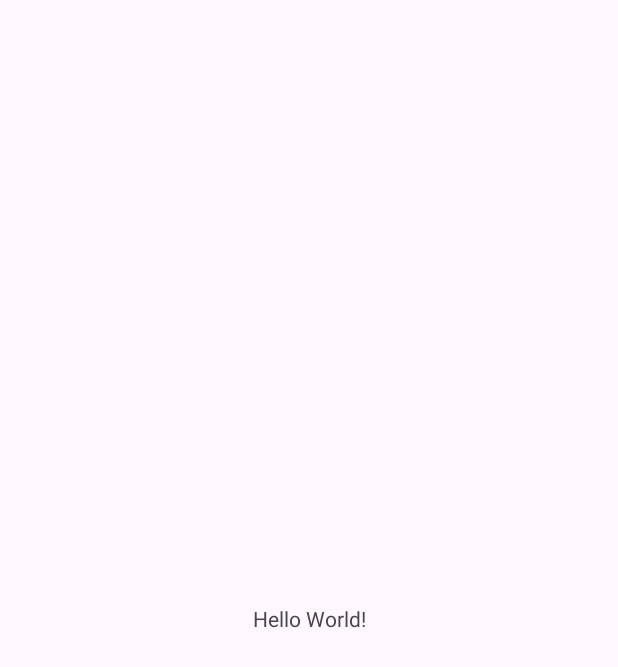
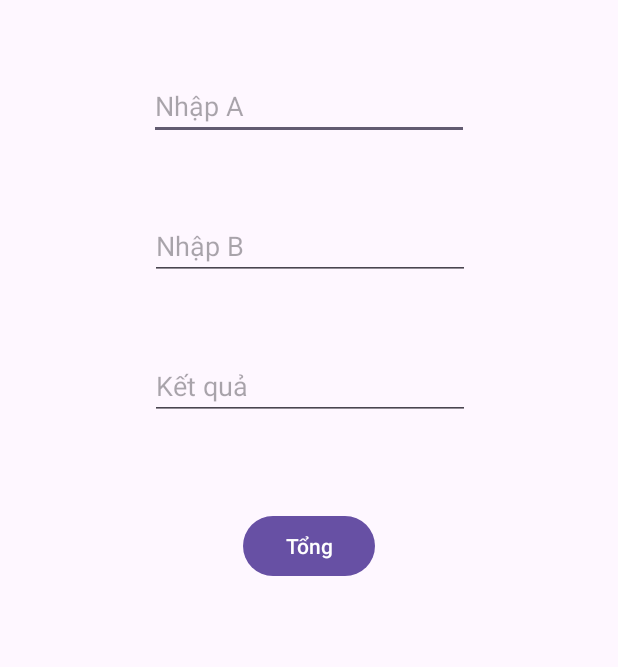
Before and after one commit to kiennt286/CSE441_PRACTICE, an Android app: the screen it shows after launch (MainActivity), on a phone screen of 412 x 824 dp. Before the commit the part shown is almost empty. Shown: the top 667 px of the screen. Run offline under Robolectric (Android 15) with nearby library versions, the phone set to English and light mode, and no system bars.

Commit message:
sua layout

```diff
--- a/Ex01/app/src/main/res/layout/activity_main.xml
+++ b/Ex01/app/src/main/res/layout/activity_main.xml
@@ -7,13 +7,54 @@
     android:layout_height="match_parent"
     tools:context=".MainActivity">
 
-    <TextView
+    <EditText
+        android:id="@+id/edtA"
         android:layout_width="wrap_content"
         android:layout_height="wrap_content"
-        android:text="Hello World!"
-        app:layout_constraintBottom_toBottomOf="parent"
+        android:layout_marginTop="48dp"
+        android:ems="10"
+        android:inputType="textPersonName"
+        android:hint="Nhập A"
         app:layout_constraintEnd_toEndOf="parent"
+        app:layout_constraintHorizontal_bias="0.5"
         app:layout_constraintStart_toStartOf="parent"
         app:layout_constraintTop_toTopOf="parent" />
 
+    <EditText
+        android:id="@+id/edtB"
+        android:layout_width="wrap_content"
+        android:layout_height="wrap_content"
+        android:layout_marginTop="48dp"
+        android:ems="10"
+        android:inputType="textPersonName"
+        android:hint="Nhập B"
+        app:layout_constraintEnd_toEndOf="parent"
+        app:layout_constraintHorizontal_bias="0.502"
+        app:layout_constraintStart_toStartOf="parent"
+        app:layout_constraintTop_toBottomOf="@+id/edtA" />
+
+    <EditText
+        android:id="@+id/edtKQ"
+        android:layout_width="wrap_content"
+        android:layout_height="wrap_content"
+        android:layout_marginTop="48dp"
+        android:ems="10"
+        android:inputType="textPersonName"
+        android:hint="Kết quả"
+        app:layout_constraintEnd_toEndOf="parent"
+        app:layout_constraintHorizontal_bias="0.502"
+        app:layout_constraintStart_toStartOf="parent"
+        app:layout_constraintTop_toBottomOf="@+id/edtB" />
+
+    <Button
+        android:id="@+id/btntong"
+        android:layout_width="wrap_content"
+        android:layout_height="wrap_content"
+        android:layout_marginTop="60dp"
+        android:text="Tổng"
+        app:layout_constraintEnd_toEndOf="parent"
+        app:layout_constraintHorizontal_bias="0.5"
+        app:layout_constraintStart_toStartOf="parent"
+        app:layout_constraintTop_toBottomOf="@+id/edtKQ" />
+
 </androidx.constraintlayout.widget.ConstraintLayout>
```
